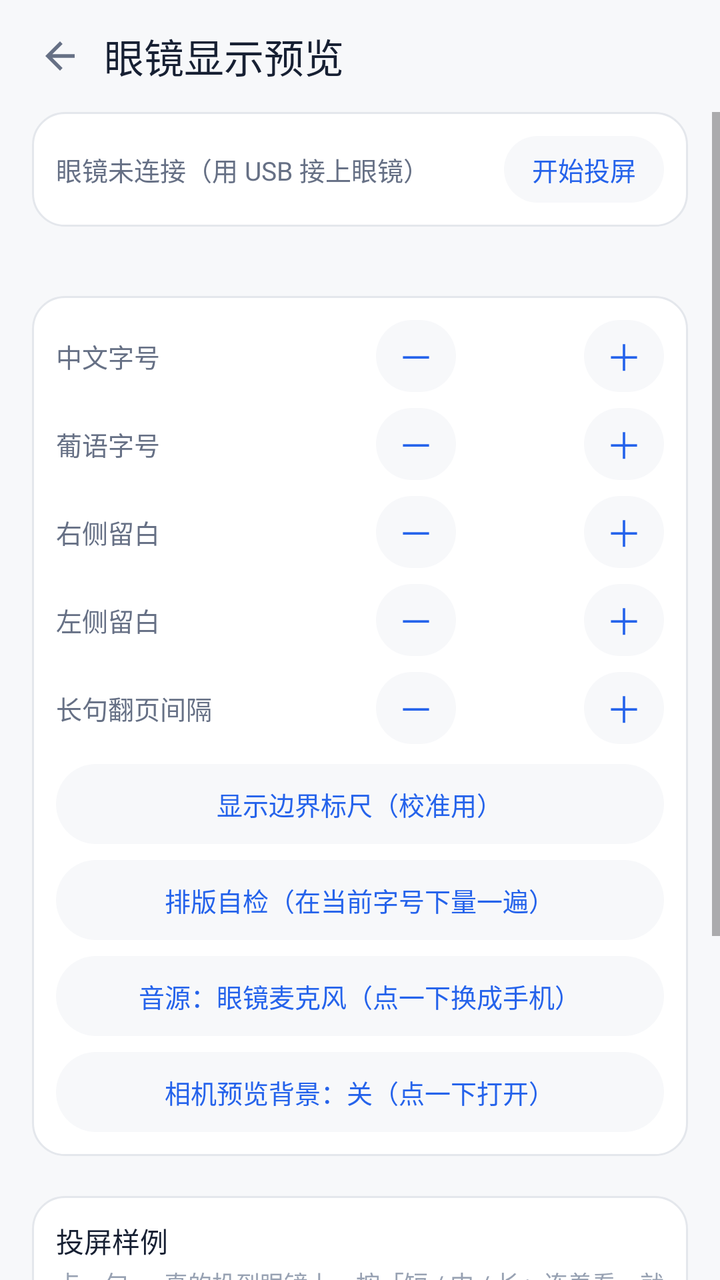
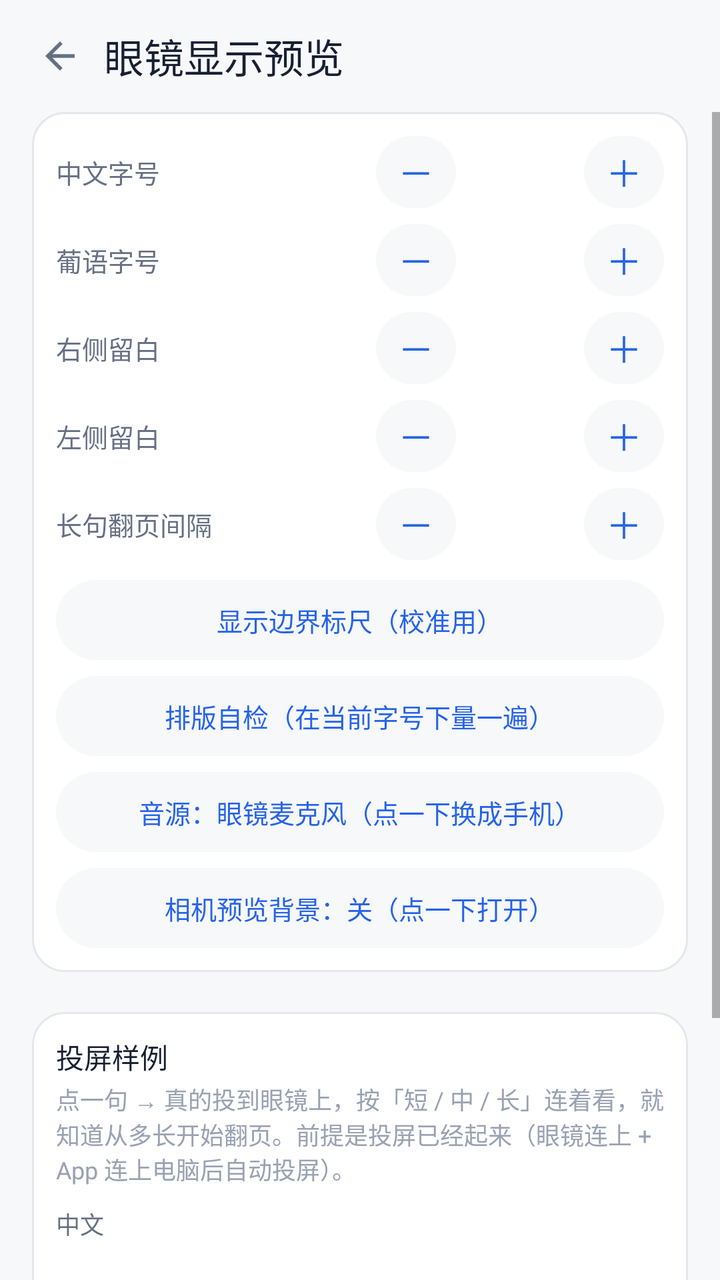

The first picture is an Android layout as it rendered before a commit; the second is the same layout after the commit. The layout source and the unified diff follow.
<!-- AndroidManifest.xml: application theme AppTheme -->
<!-- res/layout/overlay_glasses.xml -->
<?xml version="1.0" encoding="utf-8"?>
<LinearLayout xmlns:android="http://schemas.android.com/apk/res/android"
    android:layout_width="match_parent"
    android:layout_height="match_parent"
    android:background="@color/page"
    android:orientation="vertical">

    <LinearLayout
        android:layout_width="match_parent"
        android:layout_height="56dp"
        android:gravity="center_vertical"
        android:orientation="horizontal"
        android:paddingStart="8dp"
        android:paddingEnd="16dp">

        <ImageView
            android:id="@+id/glassesBack"
            android:layout_width="44dp"
            android:layout_height="44dp"
            android:background="@drawable/tap_icon_bare"
            android:clickable="true"
            android:contentDescription="@string/back"
            android:focusable="true"
            android:padding="11dp"
            android:src="@drawable/ic_back" />

        <TextView
            android:id="@+id/glassesTitle"
            android:layout_width="0dp"
            android:layout_height="wrap_content"
            android:layout_weight="1"
            android:fontFamily="sans-serif-medium"
            android:text="@string/glasses_preview_title"
            android:textColor="@color/ink"
            android:textSize="20sp" />
    </LinearLayout>

    
    <ScrollView
        android:layout_width="match_parent"
        android:layout_height="0dp"
        android:layout_weight="1"
        android:fillViewport="true">

        <LinearLayout
            android:layout_width="match_parent"
            android:layout_height="wrap_content"
            android:orientation="vertical"
            android:paddingBottom="16dp">

    
    <LinearLayout
        android:layout_width="match_parent"
        android:layout_height="wrap_content"
        android:layout_marginStart="16dp"
        android:layout_marginEnd="16dp"
        android:layout_marginBottom="10dp"
        android:background="@drawable/bg_card"
        android:gravity="center_vertical"
        android:orientation="horizontal"
        android:padding="12dp">

        <TextView
            android:id="@+id/glassesRealStatus"
            android:layout_width="0dp"
            android:layout_height="wrap_content"
            android:layout_weight="1"
            android:text="@string/glasses_real_idle"
            android:textColor="@color/ink_soft"
            android:textSize="13sp" />

        <TextView
            android:id="@+id/glassesRealToggle"
            android:layout_width="wrap_content"
            android:layout_height="wrap_content"
            android:background="@drawable/tap_pill"
            android:clickable="true"
            android:focusable="true"
            android:paddingStart="14dp"
            android:paddingTop="7dp"
            android:paddingEnd="14dp"
            android:paddingBottom="7dp"
            android:text="@string/glasses_real_cast"
            android:textColor="@color/brand"
            android:textSize="13sp" />
    </LinearLayout>

    
    <TextView
        android:id="@+id/glassesRealDiag"
        android:layout_width="match_parent"
        android:layout_height="wrap_content"
        android:layout_marginStart="16dp"
        android:layout_marginEnd="16dp"
        android:layout_marginBottom="10dp"
        android:fontFamily="monospace"
        android:textColor="@color/ink_soft"
        android:textSize="11sp" />

    
    <LinearLayout
        android:layout_width="match_parent"
        android:layout_height="wrap_content"
        android:layout_marginStart="16dp"
        android:layout_marginEnd="16dp"
        android:layout_marginBottom="10dp"
        android:background="@drawable/bg_card"
        android:orientation="vertical"
        android:padding="12dp">

        <LinearLayout
            android:layout_width="match_parent"
            android:layout_height="wrap_content"
            android:gravity="center_vertical"
            android:orientation="horizontal">

            <TextView
                android:layout_width="0dp"
                android:layout_height="wrap_content"
                android:layout_weight="1"
                android:text="@string/glasses_tune_font_zh"
                android:textColor="@color/ink_soft"
                android:textSize="13sp" />

            <TextView
                android:id="@+id/glassesFontZhMinus"
                android:layout_width="40dp"
                android:layout_height="36dp"
                android:background="@drawable/tap_pill"
                android:clickable="true"
                android:focusable="true"
                android:gravity="center"
                android:text="@string/glasses_tune_minus"
                android:textColor="@color/brand"
                android:textSize="18sp" />

            <TextView
                android:id="@+id/glassesFontZhValue"
                android:layout_width="64dp"
                android:layout_height="wrap_content"
                android:gravity="center"
                android:textColor="@color/ink"
                android:textSize="14sp" />

            <TextView
                android:id="@+id/glassesFontZhPlus"
                android:layout_width="40dp"
                android:layout_height="36dp"
                android:background="@drawable/tap_pill"
                android:clickable="true"
                android:focusable="true"
                android:gravity="center"
                android:text="@string/glasses_tune_plus"
                android:textColor="@color/brand"
                android:textSize="18sp" />
        </LinearLayout>

        <LinearLayout
            android:layout_width="match_parent"
            android:layout_height="wrap_content"
            android:layout_marginTop="8dp"
            android:gravity="center_vertical"
            android:orientation="horizontal">

            <TextView
                android:layout_width="0dp"
                android:layout_height="wrap_content"
                android:layout_weight="1"
                android:text="@string/glasses_tune_font_pt"
                android:textColor="@color/ink_soft"
                android:textSize="13sp" />

            <TextView
                android:id="@+id/glassesFontPtMinus"
                android:layout_width="40dp"
                android:layout_height="36dp"
                android:background="@drawable/tap_pill"
                android:clickable="true"
                android:focusable="true"
                android:gravity="center"
                android:text="@string/glasses_tune_minus"
                android:textColor="@color/brand"
                android:textSize="18sp" />

            <TextView
                android:id="@+id/glassesFontPtValue"
                android:layout_width="64dp"
                android:layout_height="wrap_content"
                android:gravity="center"
                android:textColor="@color/ink"
                android:textSize="14sp" />

            <TextView
                android:id="@+id/glassesFontPtPlus"
                android:layout_width="40dp"
                android:layout_height="36dp"
                android:background="@drawable/tap_pill"
                android:clickable="true"
                android:focusable="true"
                android:gravity="center"
                android:text="@string/glasses_tune_plus"
                android:textColor="@color/brand"
                android:textSize="18sp" />
        </LinearLayout>

        <LinearLayout
            android:layout_width="match_parent"
            android:layout_height="wrap_content"
            android:layout_marginTop="8dp"
            android:gravity="center_vertical"
            android:orientation="horizontal">

            <TextView
                android:layout_width="0dp"
                android:layout_height="wrap_content"
                android:layout_weight="1"
                android:text="@string/glasses_tune_right"
                android:textColor="@color/ink_soft"
                android:textSize="13sp" />

            <TextView
                android:id="@+id/glassesRightMinus"
                android:layout_width="40dp"
                android:layout_height="36dp"
                android:background="@drawable/tap_pill"
                android:clickable="true"
                android:focusable="true"
                android:gravity="center"
                android:text="@string/glasses_tune_minus"
                android:textColor="@color/brand"
                android:textSize="18sp" />

            <TextView
                android:id="@+id/glassesRightValue"
                android:layout_width="64dp"
                android:layout_height="wrap_content"
                android:gravity="center"
                android:textColor="@color/ink"
                android:textSize="14sp" />

            <TextView
                android:id="@+id/glassesRightPlus"
                android:layout_width="40dp"
                android:layout_height="36dp"
                android:background="@drawable/tap_pill"
                android:clickable="true"
                android:focusable="true"
                android:gravity="center"
                android:text="@string/glasses_tune_plus"
                android:textColor="@color/brand"
                android:textSize="18sp" />
        </LinearLayout>

        <LinearLayout
            android:layout_width="match_parent"
            android:layout_height="wrap_content"
            android:layout_marginTop="8dp"
            android:gravity="center_vertical"
            android:orientation="horizontal">

            <TextView
                android:layout_width="0dp"
                android:layout_height="wrap_content"
                android:layout_weight="1"
                android:text="@string/glasses_tune_left"
                android:textColor="@color/ink_soft"
                android:textSize="13sp" />

            <TextView
                android:id="@+id/glassesLeftMinus"
                android:layout_width="40dp"
                android:layout_height="36dp"
                android:background="@drawable/tap_pill"
                android:clickable="true"
                android:focusable="true"
                android:gravity="center"
                android:text="@string/glasses_tune_minus"
                android:textColor="@color/brand"
                android:textSize="18sp" />

            <TextView
                android:id="@+id/glassesLeftValue"
                android:layout_width="64dp"
                android:layout_height="wrap_content"
                android:gravity="center"
                android:textColor="@color/ink"
                android:textSize="14sp" />

            <TextView
                android:id="@+id/glassesLeftPlus"
                android:layout_width="40dp"
                android:layout_height="36dp"
                android:background="@drawable/tap_pill"
                android:clickable="true"
                android:focusable="true"
                android:gravity="center"
                android:text="@string/glasses_tune_plus"
                android:textColor="@color/brand"
                android:textSize="18sp" />
        </LinearLayout>

        
        <LinearLayout
            android:layout_width="match_parent"
            android:layout_height="wrap_content"
            android:layout_marginTop="8dp"
            android:gravity="center_vertical"
            android:orientation="horizontal">

            <TextView
                android:layout_width="0dp"
                android:layout_height="wrap_content"
                android:layout_weight="1"
                android:text="@string/glasses_tune_page_delay"
                android:textColor="@color/ink_soft"
                android:textSize="13sp" />

            <TextView
                android:id="@+id/glassesPageMinus"
                android:layout_width="40dp"
                android:layout_height="36dp"
                android:background="@drawable/tap_pill"
                android:clickable="true"
                android:focusable="true"
                android:gravity="center"
                android:text="@string/glasses_tune_minus"
                android:textColor="@color/brand"
                android:textSize="18sp" />

            <TextView
                android:id="@+id/glassesPageValue"
                android:layout_width="64dp"
                android:layout_height="wrap_content"
                android:gravity="center"
                android:textColor="@color/ink"
                android:textSize="14sp" />

            <TextView
                android:id="@+id/glassesPagePlus"
                android:layout_width="40dp"
                android:layout_height="36dp"
                android:background="@drawable/tap_pill"
                android:clickable="true"
                android:focusable="true"
                android:gravity="center"
                android:text="@string/glasses_tune_plus"
                android:textColor="@color/brand"
                android:textSize="18sp" />
        </LinearLayout>

        
        <LinearLayout
            android:id="@+id/glassesRulerToggle"
            android:layout_width="match_parent"
            android:layout_height="40dp"
            android:layout_marginTop="10dp"
            android:background="@drawable/tap_pill"
            android:clickable="true"
            android:focusable="true"
            android:gravity="center">

            <TextView
                android:id="@+id/glassesRulerLabel"
                android:layout_width="wrap_content"
                android:layout_height="wrap_content"
                android:text="@string/glasses_tune_ruler"
                android:textColor="@color/brand"
                android:textSize="13sp" />
        </LinearLayout>

        
        <LinearLayout
            android:id="@+id/glassesSelfCheck"
            android:layout_width="match_parent"
            android:layout_height="40dp"
            android:layout_marginTop="8dp"
            android:background="@drawable/tap_pill"
            android:clickable="true"
            android:focusable="true"
            android:gravity="center">

            <TextView
                android:layout_width="wrap_content"
                android:layout_height="wrap_content"
                android:text="@string/glasses_self_check"
                android:textColor="@color/brand"
                android:textSize="13sp" />
        </LinearLayout>

        
        <LinearLayout
            android:id="@+id/glassesMicToggle"
            android:layout_width="match_parent"
            android:layout_height="40dp"
            android:layout_marginTop="8dp"
            android:background="@drawable/tap_pill"
            android:clickable="true"
            android:focusable="true"
            android:gravity="center">

            <TextView
                android:id="@+id/glassesMicLabel"
                android:layout_width="wrap_content"
                android:layout_height="wrap_content"
                android:text="@string/glasses_mic_source"
                android:textColor="@color/brand"
                android:textSize="13sp" />
        </LinearLayout>

        
        <LinearLayout
            android:id="@+id/glassesCameraToggle"
            android:layout_width="match_parent"
            android:layout_height="40dp"
            android:layout_marginTop="8dp"
            android:background="@drawable/tap_pill"
            android:clickable="true"
            android:focusable="true"
            android:gravity="center">

            <TextView
                android:id="@+id/glassesCameraLabel"
                android:layout_width="wrap_content"
                android:layout_height="wrap_content"
                android:text="@string/glasses_camera_bg"
                android:textColor="@color/brand"
                android:textSize="13sp" />
        </LinearLayout>
    </LinearLayout>

    
    <LinearLayout
        android:layout_width="match_parent"
        android:layout_height="wrap_content"
        android:layout_marginStart="16dp"
        android:layout_marginTop="10dp"
        android:layout_marginEnd="16dp"
        android:background="@drawable/bg_card"
        android:orientation="vertical"
        android:padding="12dp">

        <TextView
            android:layout_width="wrap_content"
            android:layout_height="wrap_content"
            android:layout_marginBottom="2dp"
            android:text="@string/glasses_sample_title"
            android:textColor="@color/ink"
            android:textSize="14sp" />

        <TextView
            android:layout_width="match_parent"
            android:layout_height="wrap_content"
            android:layout_marginBottom="8dp"
            android:text="@string/glasses_sample_hint"
            android:textColor="@color/ink_faint"
            android:textSize="12sp" />

        
        <TextView
            android:layout_width="wrap_content"
            android:layout_height="wrap_content"
            android:layout_marginTop="2dp"
            android:text="@string/glasses_sample_zh"
            android:textColor="@color/ink_soft"
            android:textSize="12sp" />

        <LinearLayout
            android:id="@+id/glassesSamplesZh"
            android:layout_width="match_parent"
            android:layout_height="wrap_content"
            android:layout_marginTop="6dp"
            android:orientation="horizontal" />

        <TextView
            android:layout_width="wrap_content"
            android:layout_height="wrap_content"
            android:layout_marginTop="10dp"
            android:text="@string/glasses_sample_pt"
            android:textColor="@color/ink_soft"
            android:textSize="12sp" />

        <LinearLayout
            android:id="@+id/glassesSamplesPt"
            android:layout_width="match_parent"
            android:layout_height="wrap_content"
            android:layout_marginTop="6dp"
            android:orientation="horizontal" />

        
        <EditText
            android:id="@+id/glassesSampleInput"
            android:layout_width="match_parent"
            android:layout_height="wrap_content"
            android:layout_marginTop="12dp"
            android:hint="@string/glasses_sample_custom_hint"
            android:importantForAutofill="no"
            android:inputType="textMultiLine"
            android:maxLines="3"
            android:textColor="@color/ink"
            android:textColorHint="@color/ink_faint"
            android:textSize="13sp" />

        <LinearLayout
            android:id="@+id/glassesSampleSend"
            android:layout_width="match_parent"
            android:layout_height="40dp"
            android:layout_marginTop="8dp"
            android:background="@drawable/tap_pill"
            android:clickable="true"
            android:focusable="true"
            android:gravity="center">

            <TextView
                android:layout_width="wrap_content"
                android:layout_height="wrap_content"
                android:text="@string/glasses_sample_send"
                android:textColor="@color/brand"
                android:textSize="13sp" />
        </LinearLayout>

        <TextView
            android:id="@+id/glassesSampleNote"
            android:layout_width="match_parent"
            android:layout_height="wrap_content"
            android:layout_marginTop="8dp"
            android:textColor="@color/ink_faint"
            android:textSize="12sp" />
    </LinearLayout>
        </LinearLayout>
    </ScrollView>
</LinearLayout>
<!-- resources referenced by this layout -->
<resources>
  <color name="brand">#2563EB</color>
  <color name="ink">#172033</color>
  <color name="ink_faint">#98A2B3</color>
  <color name="ink_soft">#667085</color>
  <color name="page">#F7F8FA</color>
  <!-- drawable bg_card (drawable) -->
  <?xml version="1.0" encoding="utf-8"?>
  <shape xmlns:android="http://schemas.android.com/apk/res/android" android:shape="rectangle">
      <solid android:color="@color/surface" />
      <stroke android:width="1dp" android:color="@color/line" />
      <corners android:radius="16dp" />
  </shape>
  <!-- drawable ic_back (drawable) -->
  <?xml version="1.0" encoding="utf-8"?>
  <vector xmlns:android="http://schemas.android.com/apk/res/android"
      android:width="22dp" android:height="22dp"
      android:viewportWidth="24" android:viewportHeight="24">
      <path android:fillColor="@color/ink_soft"
          android:pathData="M20,11H7.83l5.59,-5.59L12,4l-8,8 8,8 1.41,-1.41L7.83,13H20v-2z" />
  </vector>
  <!-- drawable tap_icon_bare (drawable) -->
  <?xml version="1.0" encoding="utf-8"?>
  <ripple xmlns:android="http://schemas.android.com/apk/res/android"
      android:color="@color/ripple_light">
      <item>
          <shape android:shape="oval">
              <solid android:color="#00000000" />
          </shape>
      </item>
  </ripple>
  <!-- drawable tap_pill (drawable) -->
  <?xml version="1.0" encoding="utf-8"?>
  <ripple xmlns:android="http://schemas.android.com/apk/res/android"
      android:color="@color/ripple_light">
      <item android:drawable="@drawable/bg_pill" />
  </ripple>
  <string name="back">返回</string>
  <string name="glasses_camera_bg">相机预览背景：关（点一下打开）</string>
  <string name="glasses_mic_source">音源：眼镜麦克风（点一下换成手机）</string>
  <string name="glasses_preview_title">眼镜显示预览</string>
  <string name="glasses_real_cast">开始投屏</string>
  <string name="glasses_real_idle">眼镜未连接（用 USB 接上眼镜）</string>
  <string name="glasses_sample_custom_hint">或者自己输一句（你想确认的那句）</string>
  <string name="glasses_sample_hint">点一句 → 真的投到眼镜上，按「短 / 中 / 长」连着看，就知道从多长开始翻页。需要先在上面开启投屏。</string>
  <string name="glasses_sample_pt">葡语</string>
  <string name="glasses_sample_send">投屏这句</string>
  <string name="glasses_sample_title">投屏样例</string>
  <string name="glasses_sample_zh">中文</string>
  <string name="glasses_self_check">排版自检（在当前字号下量一遍）</string>
  <string name="glasses_tune_font_pt">葡语字号</string>
  <string name="glasses_tune_font_zh">中文字号</string>
  <string name="glasses_tune_left">左侧留白</string>
  <string name="glasses_tune_minus">－</string>
  <string name="glasses_tune_page_delay">长句翻页间隔</string>
  <string name="glasses_tune_plus">＋</string>
  <string name="glasses_tune_right">右侧留白</string>
  <string name="glasses_tune_ruler">显示边界标尺（校准用）</string>
  <style name="AppTheme" parent="@android:style/Theme.Material.Light.NoActionBar">
          <item name="android:windowBackground">@color/page</item>
          <item name="android:statusBarColor">@color/page</item>
          <item name="android:windowLightStatusBar">true</item>
          <item name="android:navigationBarColor">@color/page</item>
          <item name="android:colorAccent">@color/brand</item>
      </style>
  <color name="surface">#FFFFFF</color>
  <color name="line">#E4E7EC</color>
  <color name="ripple_light">#14000000</color>
  <!-- drawable bg_pill (drawable) -->
  <?xml version="1.0" encoding="utf-8"?>
  <shape xmlns:android="http://schemas.android.com/apk/res/android" android:shape="rectangle">
      <solid android:color="@color/page" />
      <corners android:radius="22dp" />
  </shape>
</resources>

<!-- the commit's change to res/layout/overlay_glasses.xml (unified diff, before → after) -->
@@ -48,54 +48,6 @@
             android:orientation="vertical"
             android:paddingBottom="16dp">
 
-    
-    <LinearLayout
-        android:layout_width="match_parent"
-        android:layout_height="wrap_content"
-        android:layout_marginStart="16dp"
-        android:layout_marginEnd="16dp"
-        android:layout_marginBottom="10dp"
-        android:background="@drawable/bg_card"
-        android:gravity="center_vertical"
-        android:orientation="horizontal"
-        android:padding="12dp">
-
-        <TextView
-            android:id="@+id/glassesRealStatus"
-            android:layout_width="0dp"
-            android:layout_height="wrap_content"
-            android:layout_weight="1"
-            android:text="@string/glasses_real_idle"
-            android:textColor="@color/ink_soft"
-            android:textSize="13sp" />
-
-        <TextView
-            android:id="@+id/glassesRealToggle"
-            android:layout_width="wrap_content"
-            android:layout_height="wrap_content"
-            android:background="@drawable/tap_pill"
-            android:clickable="true"
-            android:focusable="true"
-            android:paddingStart="14dp"
-            android:paddingTop="7dp"
-            android:paddingEnd="14dp"
-            android:paddingBottom="7dp"
-            android:text="@string/glasses_real_cast"
-            android:textColor="@color/brand"
-            android:textSize="13sp" />
-    </LinearLayout>
-
-    
-    <TextView
-        android:id="@+id/glassesRealDiag"
-        android:layout_width="match_parent"
-        android:layout_height="wrap_content"
-        android:layout_marginStart="16dp"
-        android:layout_marginEnd="16dp"
-        android:layout_marginBottom="10dp"
-        android:fontFamily="monospace"
-        android:textColor="@color/ink_soft"
-        android:textSize="11sp" />
 
     
     <LinearLayout
@@ -368,6 +320,7 @@
                 android:textSize="13sp" />
         </LinearLayout>
 
+
         
         <LinearLayout
             android:id="@+id/glassesSelfCheck"
<!-- resource entries referenced after the edit -->
@@ -40,10 +40,8 @@
   <string name="glasses_camera_bg">相机预览背景：关（点一下打开）</string>
   <string name="glasses_mic_source">音源：眼镜麦克风（点一下换成手机）</string>
   <string name="glasses_preview_title">眼镜显示预览</string>
-  <string name="glasses_real_cast">开始投屏</string>
-  <string name="glasses_real_idle">眼镜未连接（用 USB 接上眼镜）</string>
   <string name="glasses_sample_custom_hint">或者自己输一句（你想确认的那句）</string>
-  <string name="glasses_sample_hint">点一句 → 真的投到眼镜上，按「短 / 中 / 长」连着看，就知道从多长开始翻页。需要先在上面开启投屏。</string>
+  <string name="glasses_sample_hint">点一句 → 真的投到眼镜上，按「短 / 中 / 长」连着看，就知道从多长开始翻页。前提是投屏已经起来（眼镜连上 + App 连上电脑后自动投屏）。</string>
   <string name="glasses_sample_pt">葡语</string>
   <string name="glasses_sample_send">投屏这句</string>
   <string name="glasses_sample_title">投屏样例</string>
